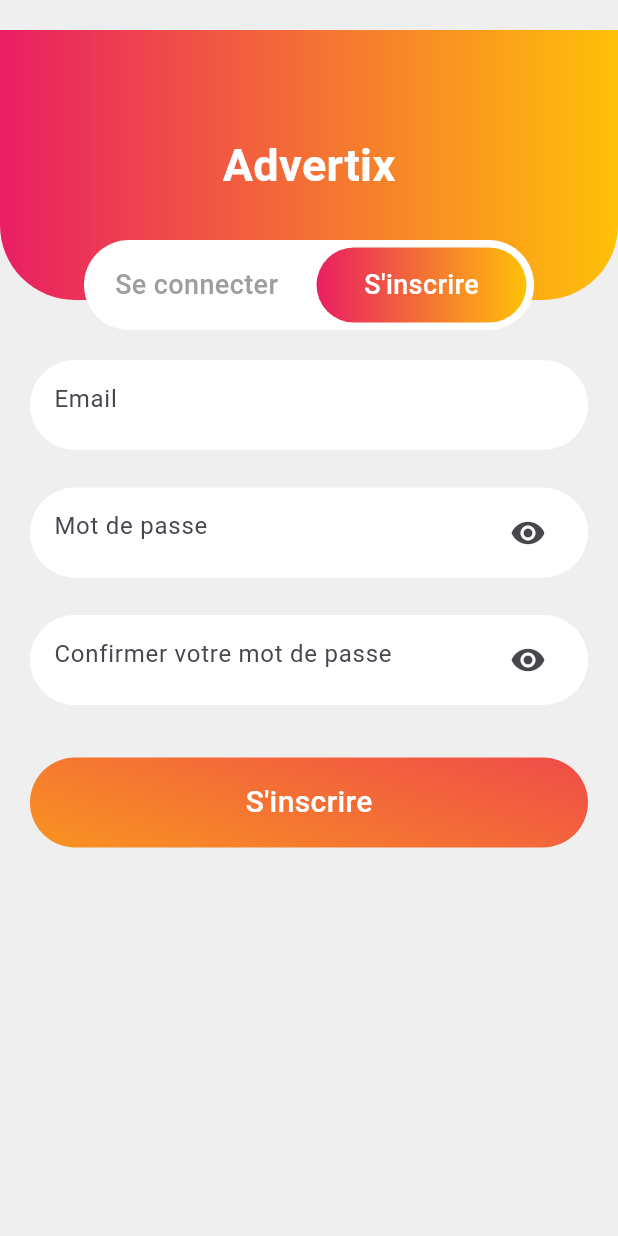
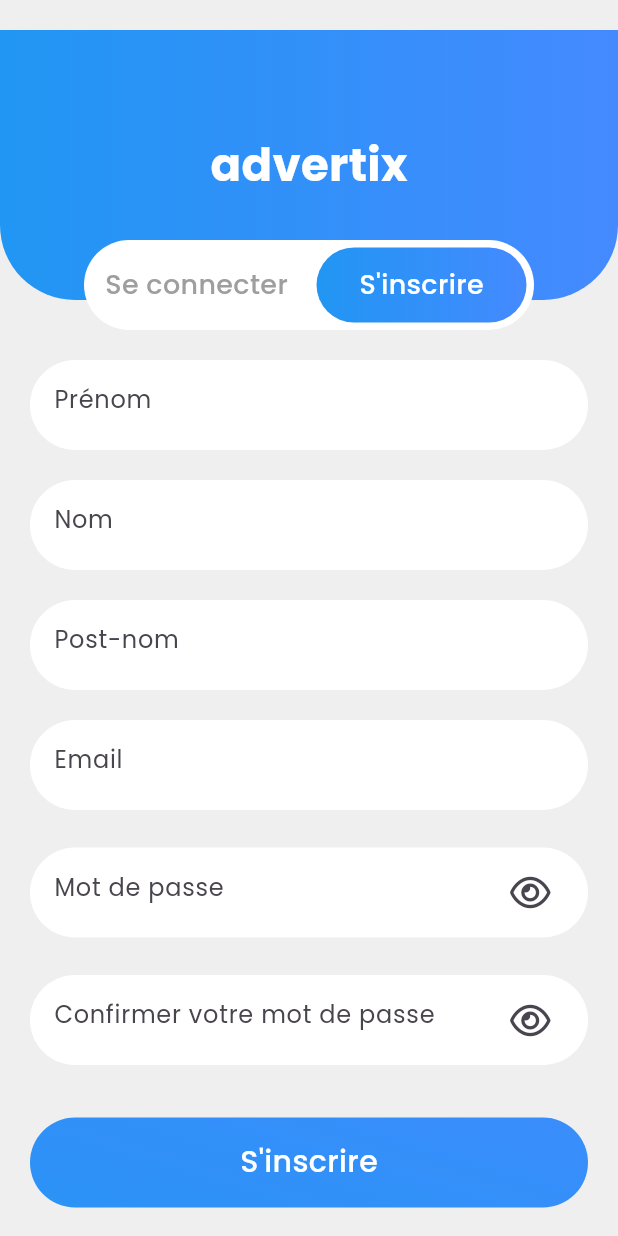
Before and after one commit to dieudonneopilam/advertix, a Flutter app: the LoginPage screen opened by its route, after a tap on an icon or button, on a phone screen of 412 x 824 dp. Run offline on Flutter 3.47's test engine with Material 2 defaults, Android fonts, the phone set to English and light mode, and no system bars; our stand-ins replace bloc, equatable, flutter_bloc, font_awesome_flutter, go_router, google_fonts and 1 more.

```diff
--- /dev/null
+++ b/lib/logic/paie.selected/paiement_selected_bloc.dart
@@ -0,0 +1,15 @@
+import 'package:bloc/bloc.dart';
+import 'package:equatable/equatable.dart';
+
+part 'paiement_selected_event.dart';
+part 'paiement_selected_state.dart';
+
+class PaiementSelectedBloc
+    extends Bloc<PaiementSelectedEvent, PaiementSelectedState> {
+  PaiementSelectedBloc()
+      : super(const PaiementSelectedInitial(paimentSelected: 0)) {
+    on<OnChangePaiement>((event, emit) {
+      emit(PaiementSelectedInitial(paimentSelected: event.paimentSelected));
+    });
+  }
+}
--- /dev/null
+++ b/lib/logic/password.field/password_field_event.dart
@@ -0,0 +1,16 @@
+part of 'password_field_bloc.dart';
+
+sealed class PasswordFieldEvent extends Equatable {
+  const PasswordFieldEvent();
+
+  @override
+  List<Object> get props => [];
+}
+
+class ToggleFiel1 extends PasswordFieldEvent {}
+
+class ToggleFiel2 extends PasswordFieldEvent {}
+
+class ToggleFiel3 extends PasswordFieldEvent {}
+
+class ToggleFiel4 extends PasswordFieldEvent {}
--- /dev/null
+++ b/lib/logic/password.field/password_field_state.dart
@@ -0,0 +1,33 @@
+part of 'password_field_bloc.dart';
+
+sealed class PasswordFieldState extends Equatable {
+  const PasswordFieldState();
+
+  @override
+  List<Object> get props => [];
+}
+
+final class PasswordFieldInitial extends PasswordFieldState {
+  final bool isOpen1;
+  final bool isOpen2;
+  final bool isOpen3;
+  final bool isOpen4;
+  const PasswordFieldInitial({
+    this.isOpen1 = true,
+    this.isOpen2 = true,
+    this.isOpen3 = true,
+    this.isOpen4 = true,
+  });
+  PasswordFieldInitial copywith(
+      {bool? isOpen1, bool? isOpen2, bool? isOpen3, bool? isOpen4}) {
+    return PasswordFieldInitial(
+      isOpen1: isOpen1 ?? this.isOpen1,
+      isOpen2: isOpen2 ?? this.isOpen2,
+      isOpen3: isOpen3 ?? this.isOpen3,
+      isOpen4: isOpen4 ?? this.isOpen4,
+    );
+  }
+
+  @override
+  List<Object> get props => [isOpen2, isOpen1, isOpen3, isOpen4];
+}
--- a/lib/routes/route.dart
+++ b/lib/routes/route.dart
@@ -2,10 +2,13 @@ import 'package:flutter_bloc/flutter_bloc.dart';
 import 'package:go_router/go_router.dart';
 import 'package:theme/logic/bottom/bottom_navigation_bar_bloc.dart';
 import 'package:theme/logic/login.switch/login_select_bloc.dart';
+import 'package:theme/logic/paie.selected/paiement_selected_bloc.dart';
+import 'package:theme/logic/password.field/password_field_bloc.dart';
 import 'package:theme/logic/theme/theme_app_bloc.dart';
 import 'package:theme/screens/bottom.dart';
 import 'package:theme/screens/login.dart';
 import 'package:theme/screens/onbording.dart';
+import 'package:theme/screens/paie.dart';
 
 class RouteApp {
   final route = GoRouter(
@@ -30,11 +33,24 @@ class RouteApp {
             GoRoute(
               name: 'login',
               path: 'login',
-              builder: (context, state) => BlocProvider(
-                create: (context) => LoginSelectBloc(),
+              builder: (context, state) => MultiBlocProvider(
+                providers: [
+                  BlocProvider(
+                    create: (context) => LoginSelectBloc(),
+                  ),
+                  BlocProvider(create: (context) => PasswordFieldBloc()),
+                ],
                 child: const LoginPage(),
               ),
-            )
+            ),
+            GoRoute(
+              name: 'paiement',
+              path: 'paie',
+              builder: (context, state) => BlocProvider(
+                create: (context) => PaiementSelectedBloc(),
+                child: const PaiePage(),
+              ),
+            ),
           ]),
     ],
   );
--- a/lib/screens/login.dart
+++ b/lib/screens/login.dart
@@ -16,6 +16,16 @@ class _LoginPageState extends State<LoginPage> {
   PageController pageController = PageController(initialPage: 0);
   @override
   Widget build(BuildContext context) {
+    return BlocConsumer<LoginSelectBloc, LoginSelectState>(
+      listener: (context, state) {
+        (state as LoginSelectInitial);
+        pageController.animateToPage(state.index,
+            duration: const Duration(milliseconds: 500),
+            curve: Curves.decelerate);
+      },
+      builder: (context, state) {
+        (state as LoginSelectInitial);
+
         return Scaffold(
           backgroundColor: const Color.fromARGB(255, 239, 239, 239),
           body: SingleChildScrollView(
@@ -24,30 +34,21 @@ class _LoginPageState extends State<LoginPage> {
                 const BoxContainerLoginTitle(),
                 const SizedBox(height: 10),
                 SizedBox(
-              height: 450,
+                  height: 600,
                   width: double.infinity,
-              child: BlocConsumer<LoginSelectBloc, LoginSelectState>(
-                listener: (context, state) {
-                  (state as LoginSelectInitial);
-                  pageController.animateToPage(state.index,
-                      duration: const Duration(milliseconds: 500),
-                      curve: Curves.decelerate);
-                },
-                builder: (context, state) {
-                  (state as LoginSelectInitial);
-                  return PageView(
+                  child: PageView(
                     onPageChanged: (value) => context
                         .read<LoginSelectBloc>()
                         .add(OnSwitch(index: value)),
                     controller: pageController,
                     children: const [LoginPageWidget(), SignUpPageWidget()],
-                  );
-                },
                   ),
                 )
               ],
             ),
           ),
         );
+      },
+    );
   }
 }
--- a/lib/widgets/box.content.title.login.dart
+++ b/lib/widgets/box.content.title.login.dart
@@ -25,12 +25,12 @@ class BoxContainerLoginTitle extends StatelessWidget {
                 height: 180,
                 width: double.infinity,
                 decoration: const BoxDecoration(
-                    gradient:
-                        LinearGradient(colors: [Colors.pink, Colors.amber]),
+                    gradient: LinearGradient(
+                        colors: [Colors.blue, Colors.blueAccent]),
                     borderRadius: BorderRadius.only(
                         bottomLeft: Radius.circular(50),
                         bottomRight: Radius.circular(50))),
-                child: const TextLarge(text: 'Advertix', size: 30),
+                child: const TextLarge(text: 'advertix', size: 30),
               ),
               Positioned(
                 bottom: 0,
@@ -56,8 +56,10 @@ class BoxContainerLoginTitle extends StatelessWidget {
                           padding: const EdgeInsets.all(2),
                           decoration: BoxDecoration(
                               gradient: LinearGradient(colors: [
-                                state.index == 0 ? Colors.pink : Colors.white,
-                                state.index == 0 ? Colors.amber : Colors.white
+                                state.index == 0 ? Colors.blue : Colors.white,
+                                state.index == 0
+                                    ? Colors.blueAccent
+                                    : Colors.white
                               ]),
                               borderRadius: BorderRadius.circular(50)),
                           child: TextMoy(
@@ -80,8 +82,10 @@ class BoxContainerLoginTitle extends StatelessWidget {
                           padding: const EdgeInsets.all(2),
                           decoration: BoxDecoration(
                               gradient: LinearGradient(colors: [
-                                state.index == 1 ? Colors.pink : Colors.white,
-                                state.index == 1 ? Colors.amber : Colors.white
+                                state.index == 1 ? Colors.blue : Colors.white,
+                                state.index == 1
+                                    ? Colors.blueAccent
+                                    : Colors.white
                               ]),
                               borderRadius: BorderRadius.circular(50)),
                           child: TextMoy(
--- a/lib/widgets/buttom.container.dart
+++ b/lib/widgets/buttom.container.dart
@@ -1,24 +1,27 @@
 import 'package:flutter/material.dart';
-import 'package:go_router/go_router.dart';
 import 'package:theme/widgets/text.dart';
 
 class ButtomSimple extends StatelessWidget {
   const ButtomSimple({
     super.key,
     required this.title,
+    this.borderRius = 30,
+    required this.onTap,
   });
   final String title;
+  final double borderRius;
+  final VoidCallback onTap;
 
   @override
   Widget build(BuildContext context) {
     return GestureDetector(
-      onTap: () => context.goNamed('home'),
+      onTap: onTap,
       child: Container(
         alignment: Alignment.center,
         decoration: BoxDecoration(
-          borderRadius: BorderRadius.circular(30),
+          borderRadius: BorderRadius.circular(borderRius),
           gradient: const LinearGradient(
-              colors: [Colors.amber, Colors.pink],
+              colors: [Colors.blue, Colors.blueAccent],
               transform: GradientRotation(5)),
         ),
         width: double.infinity,
--- a/lib/widgets/field.normal.dart
+++ b/lib/widgets/field.normal.dart
@@ -1,4 +1,6 @@
 import 'package:flutter/material.dart';
+import 'package:font_awesome_flutter/font_awesome_flutter.dart';
+import 'package:google_fonts/google_fonts.dart';
 
 class TextFielNormal extends StatelessWidget {
   const TextFielNormal({
@@ -6,10 +8,18 @@ class TextFielNormal extends StatelessWidget {
     required this.hintText,
     this.type = TextInputType.text,
     this.isPasword = false,
+    this.statebscureText = false,
+    this.onObscure,
+    this.borderRadius = 30,
+    this.marginHorizontal = 20,
   });
   final String hintText;
   final TextInputType type;
   final bool isPasword;
+  final bool statebscureText;
+  final VoidCallback? onObscure;
+  final double borderRadius;
+  final double marginHorizontal;
 
   @override
   Widget build(BuildContext context) {
@@ -17,19 +27,25 @@ class TextFielNormal extends StatelessWidget {
       alignment: Alignment.center,
       height: 60,
       padding: const EdgeInsets.symmetric(horizontal: 15),
-      margin: const EdgeInsets.symmetric(horizontal: 20, vertical: 10),
+      margin: EdgeInsets.symmetric(horizontal: marginHorizontal, vertical: 10),
       decoration: BoxDecoration(
           color: Colors.white,
-          borderRadius: BorderRadius.circular(30),
+          borderRadius: BorderRadius.circular(borderRadius),
           border: Border.all(color: Colors.transparent)),
       child: TextField(
+        obscureText: statebscureText,
         keyboardType: type,
         decoration: InputDecoration(
-          suffixIcon:
-              isPasword ? const Icon(Icons.remove_red_eye) : const Text(''),
-          border: InputBorder.none,
-          hintText: hintText,
-        ),
+            suffixIcon: isPasword
+                ? IconButton(
+                    onPressed: onObscure!,
+                    icon: Icon((statebscureText)
+                        ? FontAwesomeIcons.eye
+                        : FontAwesomeIcons.eyeSlash))
+                : const Text(''),
+            border: InputBorder.none,
+            hintText: hintText,
+            hintStyle: GoogleFonts.poppins()),
       ),
     );
   }
--- a/lib/widgets/login.widget.dart
+++ b/lib/widgets/login.widget.dart
@@ -1,4 +1,7 @@
 import 'package:flutter/material.dart';
+import 'package:flutter_bloc/flutter_bloc.dart';
+import 'package:go_router/go_router.dart';
+import 'package:theme/logic/password.field/password_field_bloc.dart';
 import 'package:theme/widgets/buttom.container.dart';
 import 'package:theme/widgets/field.normal.dart';
 import 'package:theme/widgets/social.media.buttom.dart';
@@ -14,15 +17,32 @@ class LoginPageWidget extends StatelessWidget {
       children: [
         const TextFielNormal(hintText: 'Email'),
         const SizedBox(height: 5),
-        const TextFielNormal(hintText: 'Mot de passe', isPasword: true),
+        BlocBuilder<PasswordFieldBloc, PasswordFieldState>(
+          builder: (context, state) {
+            (state as PasswordFieldInitial);
+            return TextFielNormal(
+              hintText: 'Mot de passe',
+              isPasword: true,
+              statebscureText: state.isOpen1,
+              onObscure: () =>
+                  context.read<PasswordFieldBloc>().add(ToggleFiel1()),
+            );
+          },
+        ),
         const SizedBox(height: 5),
         Container(
             margin: const EdgeInsets.symmetric(horizontal: 22),
             alignment: Alignment.centerRight,
-            child: const TextSmall(
-                text: 'Mot de passe oublié ?', color: Colors.blue)),
+            child: InkWell(
+              onTap: () {},
+              child: const TextSmall(
+                  text: 'Mot de passe oublié ?', color: Colors.blue),
+            )),
         const SizedBox(height: 10),
-        const ButtomSimple(title: 'Se connecter'),
+        ButtomSimple(
+          title: 'Se connecter',
+          onTap: () => context.goNamed('paiement'),
+        ),
         const SizedBox(height: 20),
         const TextMoy(text: 'Ou se connecter avec', color: Colors.black),
         const SizedBox(height: 20),
--- a/lib/widgets/signup.widget.dart
+++ b/lib/widgets/signup.widget.dart
@@ -1,4 +1,7 @@
 import 'package:flutter/material.dart';
+import 'package:flutter_bloc/flutter_bloc.dart';
+import 'package:go_router/go_router.dart';
+import 'package:theme/logic/password.field/password_field_bloc.dart';
 import 'package:theme/widgets/buttom.container.dart';
 import 'package:theme/widgets/field.normal.dart';
 
@@ -7,17 +10,42 @@ class SignUpPageWidget extends StatelessWidget {
 
   @override
   Widget build(BuildContext context) {
-    return const Column(
+    return Column(
       children: [
-        TextFielNormal(hintText: 'Email'),
-        SizedBox(height: 5),
-        TextFielNormal(hintText: 'Mot de passe', isPasword: true),
-        SizedBox(height: 5),
-        TextFielNormal(
-            hintText: 'Confirmer votre mot de passe', isPasword: true),
-        SizedBox(height: 5),
-        SizedBox(height: 10),
-        ButtomSimple(title: 'S\'inscrire'),
+        const TextFielNormal(hintText: 'Prénom'),
+        const TextFielNormal(hintText: 'Nom'),
+        const TextFielNormal(hintText: 'Post-nom'),
+        const TextFielNormal(hintText: 'Email'),
+        const SizedBox(height: 5),
+        BlocBuilder<PasswordFieldBloc, PasswordFieldState>(
+          builder: (context, state) {
+            (state as PasswordFieldInitial);
+            return TextFielNormal(
+              hintText: 'Mot de passe',
+              isPasword: true,
+              statebscureText: state.isOpen2,
+              onObscure: () =>
+                  context.read<PasswordFieldBloc>().add(ToggleFiel2()),
+            );
+          },
+        ),
+        const SizedBox(height: 5),
+        BlocBuilder<PasswordFieldBloc, PasswordFieldState>(
+          builder: (context, state) {
+            (state as PasswordFieldInitial);
+            return TextFielNormal(
+              hintText: 'Confirmer votre mot de passe',
+              isPasword: true,
+              statebscureText: state.isOpen3,
+              onObscure: () =>
+                  context.read<PasswordFieldBloc>().add(ToggleFiel3()),
+            );
+          },
+        ),
+        const SizedBox(height: 5),
+        const SizedBox(height: 10),
+        ButtomSimple(
+            title: 'S\'inscrire', onTap: () => context.goNamed('paiement')),
       ],
     );
   }
--- a/lib/widgets/social.media.buttom.dart
+++ b/lib/widgets/social.media.buttom.dart
@@ -17,16 +17,16 @@ class SocialMediaButtom extends StatelessWidget {
   Widget build(BuildContext context) {
     return Container(
       alignment: Alignment.center,
-      height: 80,
+      height: 60,
       width: MediaQuery.sizeOf(context).width * 0.40,
       decoration: BoxDecoration(
           borderRadius: BorderRadius.circular(10), color: Colors.white),
-      child: Column(
+      child: Row(
         mainAxisAlignment: MainAxisAlignment.center,
         children: [
-          Icon(iconData, color: colorIcon),
-          const SizedBox(height: 5),
-          TextMoy(text: title, color: Colors.black),
+          Icon(iconData, color: colorIcon, size: 30),
+          const SizedBox(width: 5),
+          TextSmall(text: title, color: Colors.black),
         ],
       ),
     );
--- a/lib/widgets/text.dart
+++ b/lib/widgets/text.dart
@@ -1,4 +1,5 @@
 import 'package:flutter/material.dart';
+import 'package:google_fonts/google_fonts.dart';
 
 class TextSmall extends StatelessWidget {
   const TextSmall({
@@ -14,7 +15,7 @@ class TextSmall extends StatelessWidget {
   Widget build(BuildContext context) {
     return Text(
       text,
-      style: TextStyle(color: color, fontSize: size),
+      style: GoogleFonts.poppins(fontSize: size, color: color),
     );
   }
 }
@@ -33,8 +34,8 @@ class TextMoy extends StatelessWidget {
   Widget build(BuildContext context) {
     return Text(
       text,
-      style:
-          TextStyle(color: color, fontSize: size, fontWeight: FontWeight.w500),
+      style: GoogleFonts.poppins(
+          fontSize: size, color: color, fontWeight: FontWeight.w500),
     );
   }
 }
@@ -51,10 +52,8 @@ class TextLarge extends StatelessWidget {
   final double size;
   @override
   Widget build(BuildContext context) {
-    return Text(
-      text,
-      style:
-          TextStyle(color: color, fontSize: size, fontWeight: FontWeight.bold),
-    );
+    return Text(text,
+        style: GoogleFonts.poppins(
+            fontSize: size, color: color, fontWeight: FontWeight.bold));
   }
 }
```
Also changed, not shown: lib/logic/paie.selected/paiement_selected_event.dart (added, +13 -0 lines), lib/logic/paie.selected/paiement_selected_state.dart (added, +15 -0 lines), lib/logic/password.field/password_field_bloc.dart (added, +26 -0 lines), lib/screens/onbording.dart (+15 -14 lines), lib/screens/paie.dart (added, +243 -0 lines). Lines whose indentation alone changed are shown as unchanged.
